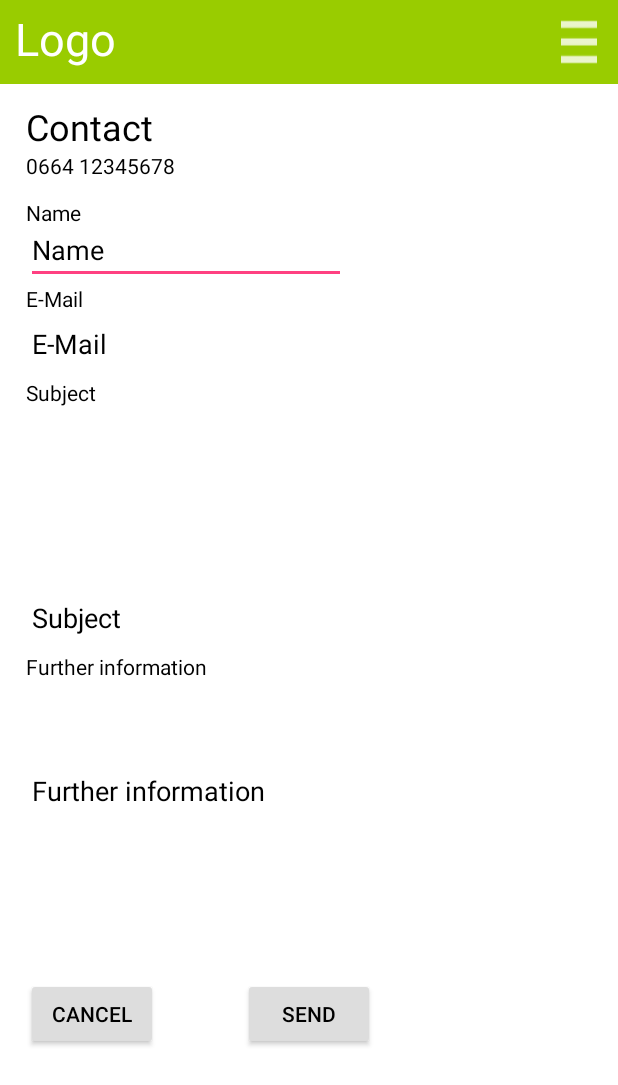
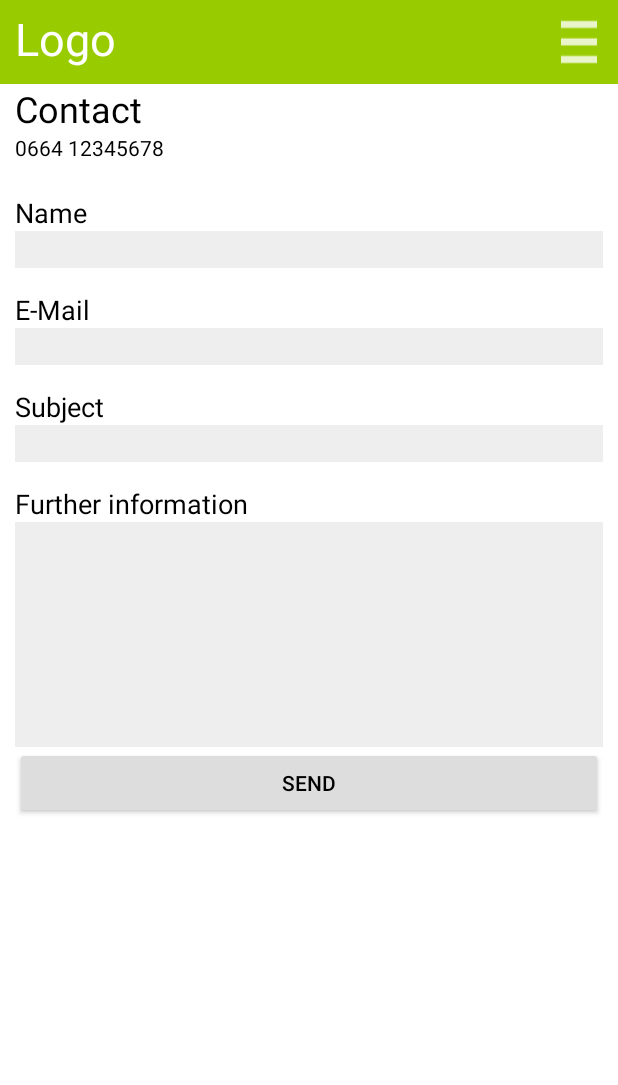
Before and after one commit to Floridus/immoKapfenberg, an Android app: the Contact screen opened directly, with no data from a screen before it, on a phone screen of 412 x 824 dp. Shown: the top 1085 px of the screen. Run offline under Robolectric (Android 15) with nearby library versions, the light colour scheme and no system bars.

Commit message:
changed layout

```diff
--- a/app/src/main/res/layout/activity_contact.xml
+++ b/app/src/main/res/layout/activity_contact.xml
@@ -1,5 +1,5 @@
 <?xml version="1.0" encoding="utf-8"?>
-<RelativeLayout xmlns:android="http://schemas.android.com/apk/res/android"
+<TableLayout xmlns:android="http://schemas.android.com/apk/res/android"
     xmlns:tools="http://schemas.android.com/tools"
     android:id="@+id/activity_contact"
     android:layout_width="match_parent"
@@ -12,117 +12,93 @@
 
     <include layout="@layout/menu_bar" />
 
+    <TableLayout
+        android:paddingLeft="10dp"
+        android:paddingRight="10dp">
         <TextView
+            android:id="@+id/contact"
             android:text="@string/contact_title"
             android:layout_width="wrap_content"
             android:layout_height="wrap_content"
-        android:layout_alignParentTop="true"
-        android:layout_alignStart="@+id/nameInput"
-        android:layout_marginTop="68dp"
-        android:id="@+id/contact"
             android:textSize="24sp" />
 
         <TextView
+            android:id="@+id/number"
             android:text="@string/contact_number"
             android:layout_width="wrap_content"
-        android:layout_height="wrap_content"
-        android:layout_below="@+id/contact"
-        android:layout_alignStart="@+id/contact"
-        android:id="@+id/number" />
+            android:layout_height="wrap_content" />
 
         <TextView
+            android:id="@+id/name"
             android:text="@string/contact_name"
             android:layout_width="wrap_content"
             android:layout_height="wrap_content"
-        android:layout_below="@+id/number"
-        android:layout_alignStart="@+id/nameInput"
-        android:layout_marginTop="12dp"
-        android:id="@+id/name" />
+            android:layout_marginTop="21dp"
+            android:textSize="18sp" />
 
         <EditText
+            android:id="@+id/nameInput"
             android:layout_width="wrap_content"
             android:layout_height="wrap_content"
             android:inputType="textPersonName"
-        android:hint="@string/contact_name"
             android:ems="10"
-        android:layout_marginTop="144dp"
-        android:id="@+id/nameInput"
-        android:layout_alignParentTop="true"
-        android:layout_alignStart="@+id/emailInput" />
+            android:background="@color/input" />
 
         <TextView
+            android:id="@+id/email"
             android:text="@string/contact_email"
             android:layout_width="wrap_content"
             android:layout_height="wrap_content"
-        android:layout_below="@+id/nameInput"
-        android:layout_alignStart="@+id/emailInput"
-        android:id="@+id/email" />
+            android:textSize="18sp"
+            android:paddingTop="15dp"/>
 
         <EditText
+            android:id="@+id/emailInput"
             android:layout_width="wrap_content"
             android:layout_height="wrap_content"
             android:inputType="textEmailAddress"
             android:ems="10"
-        android:layout_marginStart="17dp"
-        android:id="@+id/emailInput"
-        android:layout_marginTop="17dp"
-        android:hint="@string/contact_email"
-        android:layout_below="@+id/nameInput"
-        android:layout_alignParentStart="true" />
+            android:background="@color/input" />
 
         <TextView
+            android:id="@+id/subject"
             android:text="@string/contact_subject"
             android:layout_width="wrap_content"
             android:layout_height="wrap_content"
-        android:layout_below="@+id/emailInput"
-        android:layout_alignStart="@+id/subjectInput"
-        android:id="@+id/subject" />
+            android:paddingTop="15dp"
+            android:textSize="18sp" />
 
         <EditText
+            android:id="@+id/subjectInput"
             android:layout_width="wrap_content"
             android:layout_height="wrap_content"
             android:inputType="textPersonName"
-        android:hint="@string/contact_subject"
             android:ems="10"
-        android:id="@+id/subjectInput"
-        android:layout_centerVertical="true"
-        android:layout_alignStart="@+id/emailInput" />
+            android:background="@color/input" />
 
         <TextView
+            android:id="@+id/info"
             android:text="@string/contact_info"
             android:layout_width="wrap_content"
             android:layout_height="wrap_content"
-        android:layout_below="@+id/subjectInput"
-        android:layout_alignStart="@+id/subjectInput"
-        android:id="@+id/info" />
+            android:textSize="18sp"
+            android:paddingTop="15dp" />
 
         <EditText
+            android:id="@+id/infoInput"
             android:layout_width="wrap_content"
             android:layout_height="150dp"
             android:inputType="textMultiLine"
             android:ems="10"
-        android:id="@+id/infoInput"
-        android:hint="@string/contact_info"
-        android:layout_below="@+id/subjectInput"
-        android:layout_alignStart="@+id/subjectInput"
-        android:layout_marginTop="18dp" />
+            android:background="@color/input" />
+
 
         <Button
-        android:text="@string/cancel"
-        android:layout_width="wrap_content"
-        android:layout_height="wrap_content"
-        android:id="@+id/cancel"
-        android:layout_alignBaseline="@+id/send"
-        android:layout_alignBottom="@+id/send"
-        android:layout_alignStart="@+id/infoInput" />
-
-    <Button
+            android:id="@+id/send"
             android:text="@string/send"
             android:layout_width="wrap_content"
-        android:layout_height="wrap_content"
-        android:id="@+id/send"
-        android:layout_below="@+id/infoInput"
-        android:layout_centerHorizontal="true"
-        android:layout_marginTop="49dp" />
+            android:layout_height="wrap_content"/>
 
-</RelativeLayout>
+    </TableLayout>
+
+</TableLayout>
--- a/app/src/main/res/values/colors.xml
+++ b/app/src/main/res/values/colors.xml
@@ -3,4 +3,5 @@
     <color name="colorPrimary">#3F51B5</color>
     <color name="colorPrimaryDark">#303F9F</color>
     <color name="colorAccent">#FF4081</color>
+    <color name="input">#eeeeee</color>
 </resources>
--- a/app/src/main/res/values/styles.xml
+++ b/app/src/main/res/values/styles.xml
@@ -8,8 +8,8 @@
         <item name="colorAccent">@color/colorAccent</item>
         <item name="android:colorBackground">@android:color/white</item>
         <item name="android:textColor">@android:color/black</item>
-        <item name="android:textColorHint">@android:color/black</item>
-        <item name="android:editTextColor">@android:color/black</item>
+        <item name="android:textColorHint">#444444</item>
+        <item name="android:editTextColor">#444444</item>
         <item name="android:colorButtonNormal">#dddddd</item>
     </style>
 
```
Lines whose indentation alone changed are shown as unchanged.
